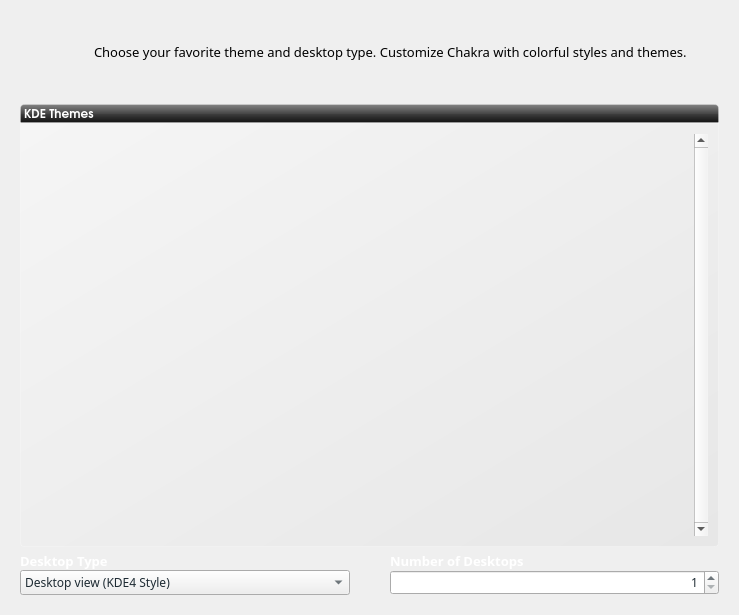
This is ui/ui_scrStyle.ui in rshipp/kapudan as Qt 5 draws it before an edit. The edited form follows.
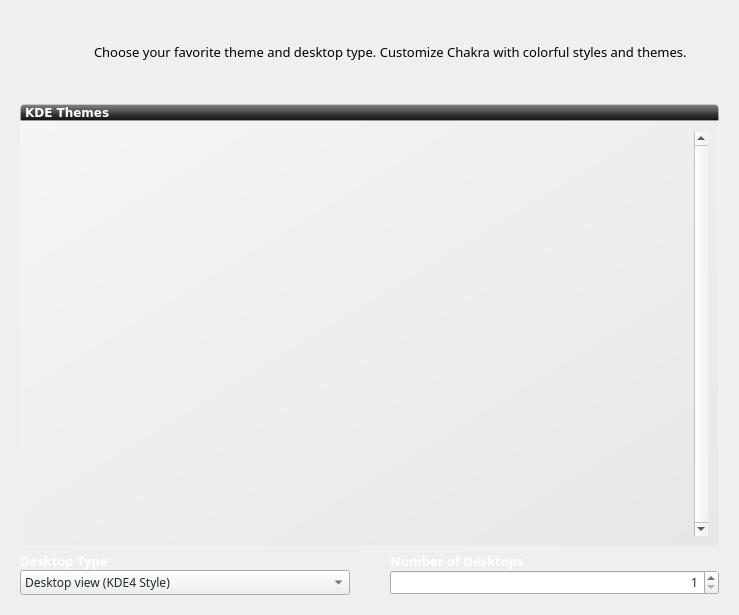
This is the edited form. Icons and pictures are not drawn.

```diff
--- a/ui/ui_scrStyle.ui
+++ b/ui/ui_scrStyle.ui
@@ -12,7 +12,7 @@
   </property>
   <property name="font">
    <font>
-    <family>URW Gothic L</family>
+    <family>DejaVu Sans</family>
     <pointsize>11</pointsize>
    </font>
   </property>
@@ -108,7 +108,7 @@
       <widget class="QLabel" name="label">
        <property name="font">
         <font>
-         <family>URW Gothic L</family>
+         <family>DejaVu Sans</family>
          <pointsize>9</pointsize>
          <weight>75</weight>
          <bold>true</bold>
@@ -144,7 +144,7 @@
        </property>
        <property name="font">
         <font>
-         <family>URW Gothic L</family>
+         <family>DejaVu Sans</family>
          <pointsize>8</pointsize>
          <weight>50</weight>
          <bold>false</bold>
```
